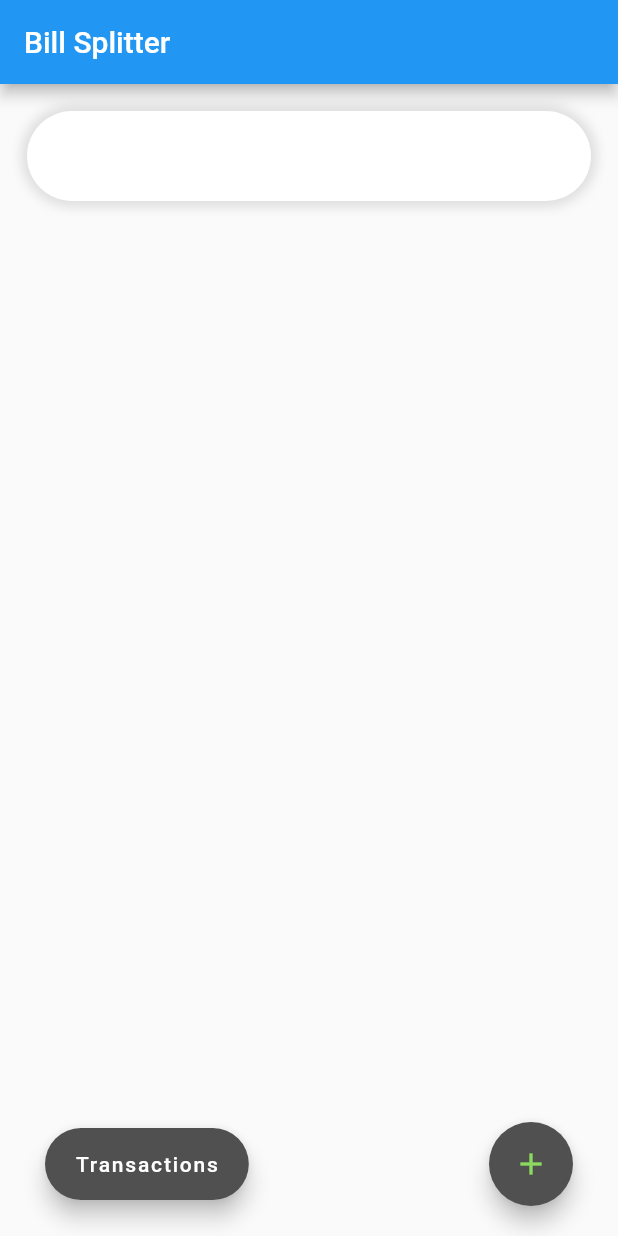
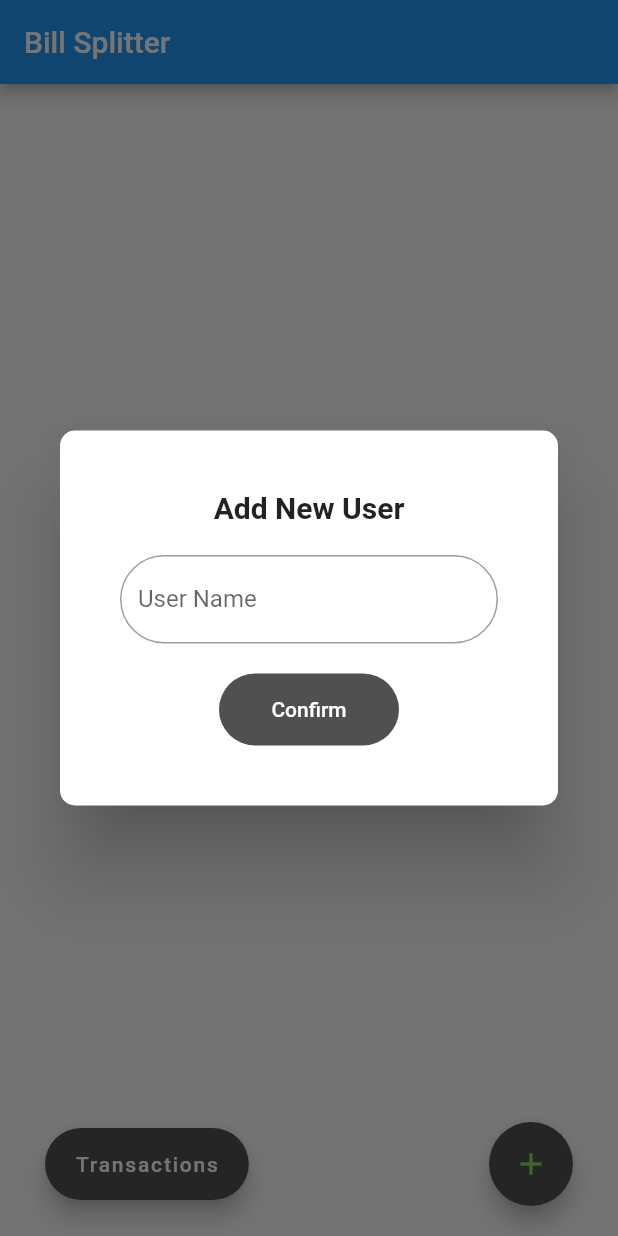
Before and after one commit to Rusab/bill_splitter, a Flutter app: the screen it shows after launch, after a tap on the "add" icon, on a phone screen of 412 x 824 dp. Run offline on Flutter 3.47's test engine with Material 2 defaults, Android fonts, the phone set to English and light mode, and no system bars.

Commit message:
adds items to userEntries

```diff
--- a/lib/main.dart
+++ b/lib/main.dart
@@ -5,19 +5,30 @@ const _accentColor = Color(0xFF8CD95F);
 const _deleteColor = Color(0xFFF97373);
 
 void main() {
-  runApp(const HomeScreen());
+  runApp(MaterialApp(
+    home: const HomeScreen(),
+  ));
 }
 
 class UserEntry extends StatefulWidget {
+  String name;
+  double bill;
+  double difference;
   final VoidCallback deleteUser;
-  const UserEntry({Key? key, required this.deleteUser}) : super(key: key);
+  UserEntry(
+      {Key? key,
+      required this.name,
+      required this.bill,
+      required this.difference,
+      required this.deleteUser})
+      : super(key: key);
 
   @override
   State<UserEntry> createState() => _UserEntryState();
 }
 
 class _UserEntryState extends State<UserEntry> {
-  final double _height = 60;
+  final double _height = 80;
 
   double _crossHeight = 0;
   double _crossWidth = 0;
@@ -25,14 +36,61 @@ class _UserEntryState extends State<UserEntry> {
   @override
   Widget build(BuildContext context) {
     int index = _userListState()._userList.length;
-    print(index);
     return Stack(children: [
       //main user entry
-      Container(
+      Padding(
+        padding: const EdgeInsets.all(8.0),
+        child: Container(
           height: _height,
           width: (MediaQuery.of(context).size.width - 30),
           margin: const EdgeInsets.all(10.0),
-        child: GestureDetector(
+          child: Stack(
+            children: [
+              Padding(
+                padding: const EdgeInsets.only(left: 10.0, right: 30.0),
+                child: Row(
+                  mainAxisAlignment: MainAxisAlignment.spaceBetween,
+                  children: [
+                    Container(
+                      width: 60,
+                      height: 60,
+                      child: Text('A',
+                          style: TextStyle(
+                            color: Colors.white,
+                            fontWeight: FontWeight.bold,
+                            fontSize: 20,
+                          )),
+                      alignment: Alignment.center,
+                      decoration: BoxDecoration(
+                        color: Colors.amber,
+                        shape: BoxShape.circle,
+                      ),
+                    ),
+                    Padding(
+                      padding: const EdgeInsets.all(8.0),
+                      child: Column(
+                        mainAxisAlignment: MainAxisAlignment.center,
+                        children: [
+                          Text(
+                            'Abdul Karim',
+                            style: TextStyle(
+                                fontWeight: FontWeight.bold, fontSize: 17),
+                          ),
+                          Text('BDT 180.0', style: TextStyle(fontSize: 20)),
+                        ],
+                      ),
+                    ),
+                    Column(
+                      mainAxisAlignment: MainAxisAlignment.center,
+                      children: [
+                        Icon(Icons.arrow_upward),
+                        Text('20.0', style: TextStyle(fontSize: 20))
+                      ],
+                    ),
+                  ],
+                ),
+              ),
+              GestureDetector(
                 onTap: () {
                   setState(() {
                     _crossHeight = 0.0;
@@ -46,6 +104,8 @@ class _UserEntryState extends State<UserEntry> {
                   });
                 },
               ),
+            ],
+          ),
           decoration: BoxDecoration(
             color: Colors.white,
             borderRadius: BorderRadius.all(Radius.circular(_height)),
@@ -56,6 +116,7 @@ class _UserEntryState extends State<UserEntry> {
                   blurRadius: 6,
                   offset: Offset(0, 0))
             ],
+          ),
         ),
       ),
       Padding(
@@ -77,6 +138,87 @@ class _UserEntryState extends State<UserEntry> {
         ),
       )
     ]);
+  }
+}
+
+class InputPrompt extends StatelessWidget {
+  final String title;
+  final Widget child;
+  final VoidCallback confirmFunction;
+  InputPrompt({
+    Key? key,
+    required this.title,
+    required this.child,
+    required this.confirmFunction,
+  }) : super(key: key);
+
+  @override
+  Widget build(BuildContext context) {
+    return Container(
+      decoration: BoxDecoration(
+        color: Colors.white,
+        borderRadius: BorderRadius.all(Radius.circular(10)),
+      ),
+      width: (MediaQuery.of(context).size.width - 30),
+      height: 250,
+      padding: EdgeInsets.all(20),
+      child: Center(
+        child: Column(mainAxisAlignment: MainAxisAlignment.center, children: [
+          Container(
+            child: Text(title,
+                style:
+                    const TextStyle(fontWeight: FontWeight.bold, fontSize: 20)),
+          ),
+          Container(
+            child: child,
+            padding: EdgeInsets.all(10),
+            decoration: BoxDecoration(
+              color: Colors.white,
+              borderRadius: BorderRadius.all(Radius.circular(10)),
+            ),
+          ),
+          Container(
+            width: 120,
+            decoration: BoxDecoration(
+                color: _primaryColor,
+                borderRadius: BorderRadius.all(Radius.circular(30))),
+            child: TextButton(
+              style: TextButton.styleFrom(
+                primary: Colors.white,
+              ),
+              onPressed: confirmFunction,
+              child: Text('Confirm'),
+            ),
+          )
+        ]),
+      ),
+    );
+  }
+}
+
+class newUserDialog extends StatelessWidget {
+  const newUserDialog({Key? key}) : super(key: key);
+
+  @override
+  Widget build(BuildContext context) {
+    return InputPrompt(
+      title: 'Add New User',
+      child: Column(
+        children: [
+          Container(
+            margin: EdgeInsets.all(10),
+            child: TextField(
+              decoration: InputDecoration(
+                border:
+                    OutlineInputBorder(borderRadius: BorderRadius.circular(30)),
+                labelText: 'User Name',
+              ),
+            ),
+          )
+        ],
+      ),
+      confirmFunction: () {},
+    );
   }
 }
 
@@ -118,17 +260,26 @@ class _userListState extends State<HomeScreen> {
       }, duration: Duration(milliseconds: 300));
     }
 
-    void _addUser(int index) {
+    void _addUser(int index, context) async {
+      var user_name = await showDialog(
+          context: context,
+          builder: (BuildContext context) {
+            return Dialog(
+                backgroundColor: Colors.transparent, child: newUserDialog());
+          });
+
       _userList.insert(
           0,
           UserEntry(
+            name: 'Rusab',
+            bill: 240.0,
+            difference: 20.0,
             deleteUser: () => _removeUser(index, context),
           ));
       _key.currentState!.insertItem(0, duration: Duration(milliseconds: 200));
     }
 
-    return MaterialApp(
-      home: Scaffold(
+    return Scaffold(
         appBar: AppBar(
           title: Text('Bill Splitter'),
         ),
@@ -146,13 +297,15 @@ class _userListState extends State<HomeScreen> {
                       key: UniqueKey(),
                       sizeFactor: animation,
                       child: UserEntry(
+                          name: 'Rusab',
+                          bill: 240.0,
+                          difference: 20.0,
                           deleteUser: () => _removeUser(index, context)));
                 },
               ),
             )),
             Padding(
-                padding:
-                    const EdgeInsets.symmetric(horizontal: 30, vertical: 20),
+              padding: const EdgeInsets.symmetric(horizontal: 30, vertical: 20),
               child: Row(
                 mainAxisAlignment: MainAxisAlignment.spaceBetween,
                 children: [
@@ -161,14 +314,13 @@ class _userListState extends State<HomeScreen> {
                       backgroundColor: _primaryColor,
                       label: Text('Transactions')),
                   FloatingActionButton(
-                        onPressed: () => _addUser(0),
+                      onPressed: () => _addUser(0, context),
                       backgroundColor: _primaryColor,
                       child: Icon(Icons.add, color: _accentColor))
                 ],
               ),
             ),
           ],
-          )),
-    );
+        ));
   }
 }
```
Lines whose indentation alone changed are shown as unchanged.
